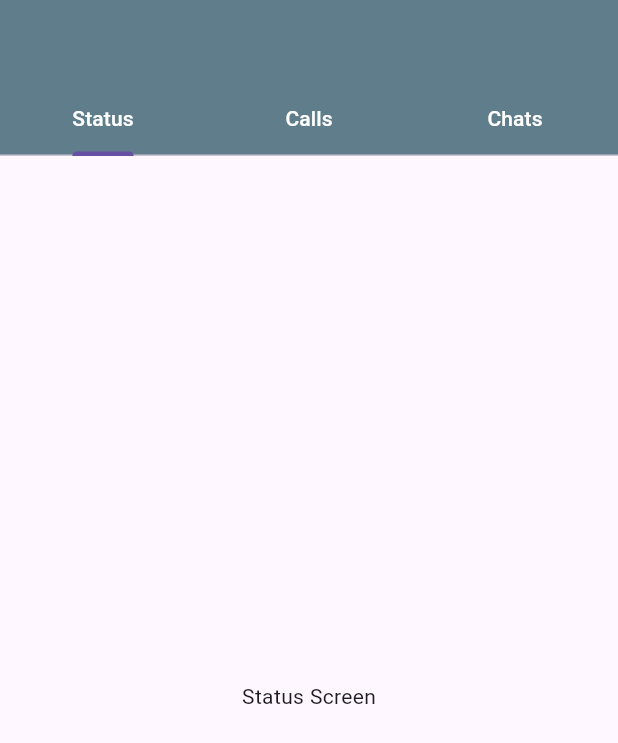
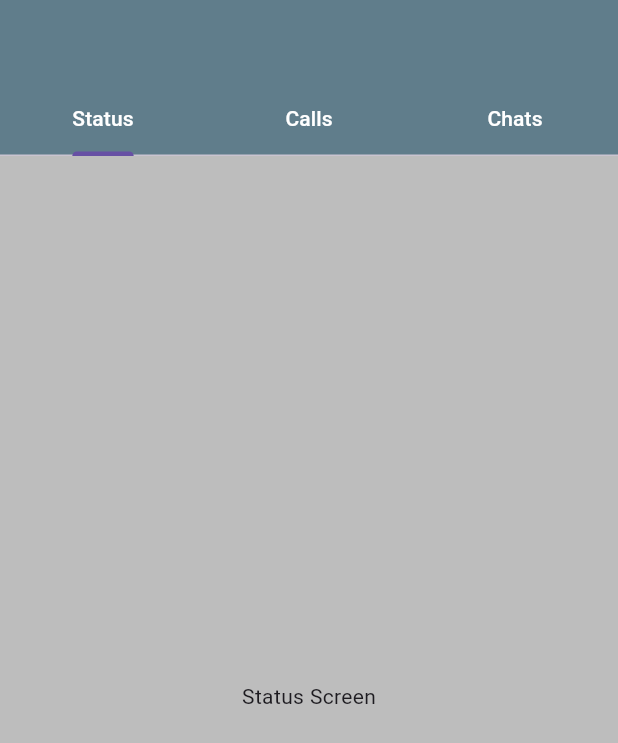
Before and after one commit to Majok-Bol/tab_bar, a Flutter app: the screen it shows after launch, on a phone screen of 412 x 824 dp. Shown: the top 743 px of the screen. Run offline on Flutter 3.47's test engine with Material 3 defaults, Android fonts, the phone set to English and light mode, and no system bars.

Commit message:
added background color to home page

```diff
--- a/lib/main.dart
+++ b/lib/main.dart
@@ -17,15 +17,17 @@ class TopNavigationBar extends StatelessWidget{
   @override
   Widget build(BuildContext context){
     return DefaultTabController(length: 3, child:Scaffold(
+      backgroundColor: Colors.grey.shade400,
       appBar: AppBar(
         backgroundColor: Colors.blueGrey.shade500,
         bottom: TabBar(tabs: [
-          Tab(child: Text('Status',style: TextStyle(color: Colors.white),),),
+          Tab(child: Text('Status',style: TextStyle(color: Colors.white,),),),
           Tab(child: Text('Calls',style: TextStyle(color: Colors.white),),),
           Tab(child: Text('Chats',style: TextStyle(color: Colors.white),),),
         ]),
       ),
-      body:TabBarView(children:[
+      body:TabBarView(
+          children:[
         Center(child: Text('Status Screen'),),
         Center(child: Text('Calls Screen'),),
         Center(child: Text('Chats Screen'),),
```
